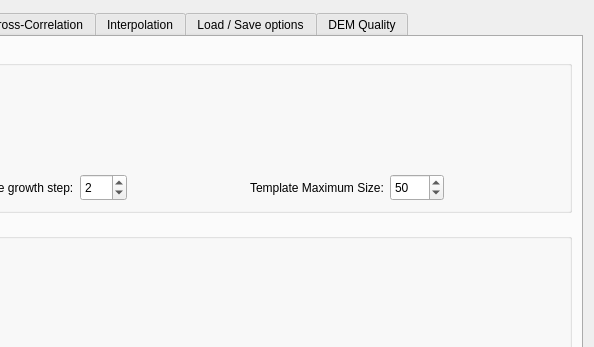
Before: the Qt Designer form branches/SandBox/trunk_candidata/qt/interface/DemExtraction.ui in e-foto/e-foto, drawn with Qt 5; both pictures show x 372 to 966 and y 0 to 347 of the 966 by 577 pixel window.
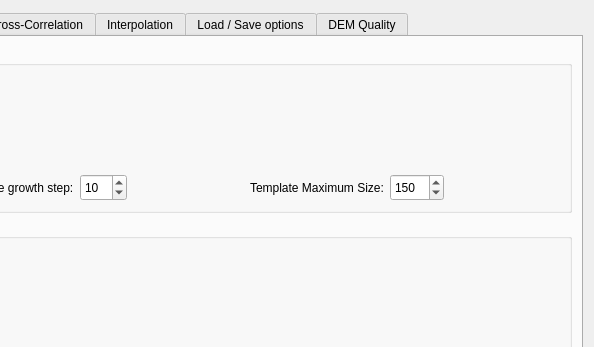
After: the same form once the commit is applied. The open tabs and pages were chosen to show the change. Icons and pictures are not drawn.

Diff of the .ui file:
```diff
--- a/branches/SandBox/trunk_candidata/qt/interface/DemExtraction.ui
+++ b/branches/SandBox/trunk_candidata/qt/interface/DemExtraction.ui
@@ -1352,7 +1352,7 @@
                  <number>100</number>
                 </property>
                 <property name="value">
-                 <number>2</number>
+                 <number>10</number>
                 </property>
                </widget>
               </item>
@@ -1401,7 +1401,7 @@
                  <number>1000</number>
                 </property>
                 <property name="value">
-                 <number>50</number>
+                 <number>150</number>
                 </property>
                </widget>
               </item>
```
Left out of the diff: 4 changed lines with no effect on the pictures.
